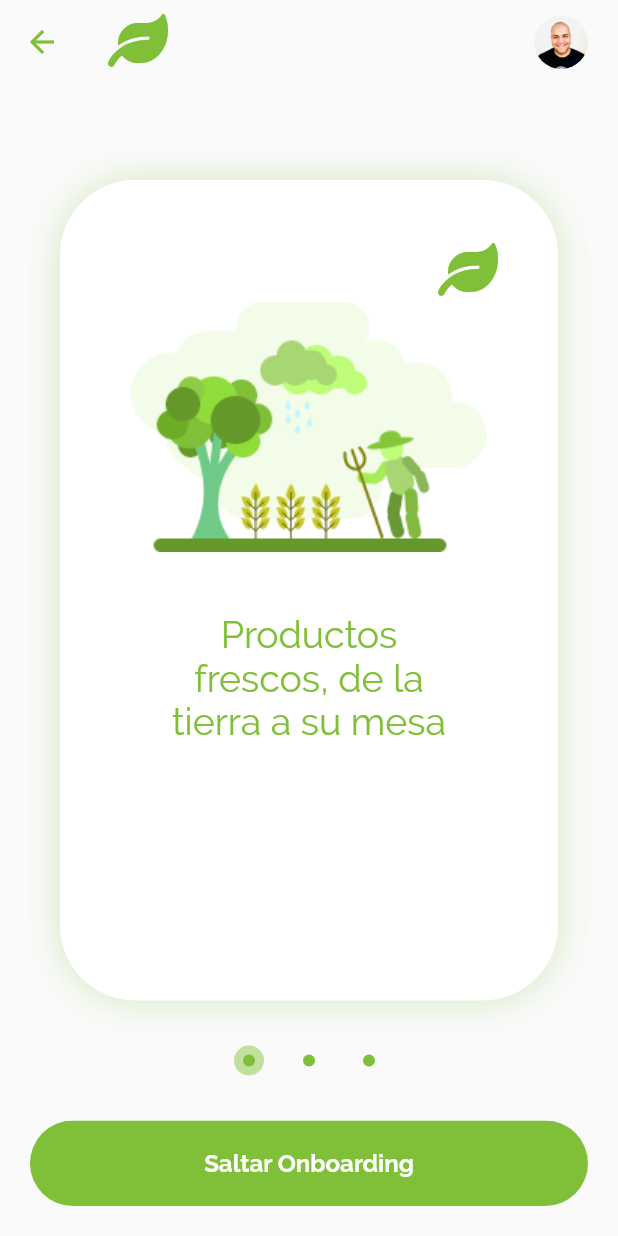
After one commit to romanejaquez/orilla_fresca_app, a Flutter app: the screen it shows after launch, after a tap on "Hacer Onboarding", on a phone screen of 412 x 824 dp. The commit adds this screen. Run offline on Flutter 3.47's test engine with Material 2 defaults, Android fonts, the phone set to English and light mode, and no system bars.

Commit message:
s1e6 - onboarding page

```diff
--- a/lib/helpers/appcolors.dart
+++ b/lib/helpers/appcolors.dart
@@ -14,4 +14,5 @@ class AppColors {
   static const Color DARK_GREEN = Color(0xFF1B6948);
   static const Color DARKER_GREEN = Color(0xFF0B452C);
   static const Color HIGHTLIGHT_DEFAULT = Color(0xFF5A8E12);
+  static const Color LIGHTER_GREEN = Color(0xFFC1E09E);
 }
--- a/lib/helpers/utils.dart
+++ b/lib/helpers/utils.dart
@@ -1,12 +1,30 @@
 import 'package:orilla_fresca_app/helpers/unitenums.dart';
 import 'package:orilla_fresca_app/models/category.dart';
 import 'package:orilla_fresca_app/models/categorypart.dart';
+import 'package:orilla_fresca_app/models/onboardingcontent.dart';
 import 'package:orilla_fresca_app/models/subcategory.dart';
 
 import 'appcolors.dart';
 import 'iconhelper.dart';
 
 class Utils {
+  static List<OnboardingContent> getOnboarding() {
+    return [
+      OnboardingContent(
+        message: 'Productos\nfrescos, de la\ntierra a su mesa',
+        img: 'onboard1'
+      ),
+      OnboardingContent(
+        message: 'Carnes y embutidos\nfrescos y saludables\npara su deleite',
+        img: 'onboard2'
+      ),
+      OnboardingContent(
+        message: 'Adquiéralos desde\nla comodidad de su\ndispositivo móbil',
+        img: 'onboard3'
+      )
+    ];
+  }
+
   static List<Category> getMockedCategories() {
     return [
       Category(
--- a/lib/main.dart
+++ b/lib/main.dart
@@ -1,5 +1,4 @@
 import 'package:flutter/material.dart';
-import 'package:orilla_fresca_app/helpers/utils.dart';
 import 'package:orilla_fresca_app/pages/splashpage.dart';
 import 'package:orilla_fresca_app/pages/welcomepage.dart';
 
--- /dev/null
+++ b/lib/models/onboardingcontent.dart
@@ -0,0 +1,8 @@
+class OnboardingContent {
+  String message;
+  String img;
+
+  OnboardingContent({
+    this.message, this.img
+  });
+}
--- /dev/null
+++ b/lib/pages/onboardingpage.dart
@@ -0,0 +1,152 @@
+import 'package:flutter/material.dart';
+import 'package:orilla_fresca_app/helpers/appcolors.dart';
+import 'package:orilla_fresca_app/helpers/iconhelper.dart';
+import 'package:orilla_fresca_app/helpers/utils.dart';
+import 'package:orilla_fresca_app/models/onboardingcontent.dart';
+import 'package:orilla_fresca_app/pages/categorylistpage.dart';
+import 'package:orilla_fresca_app/widgets/iconfont.dart';
+import 'package:orilla_fresca_app/widgets/mainappbar.dart';
+import 'package:orilla_fresca_app/widgets/themebutton.dart';
+
+class OnboardingPage extends StatefulWidget {
+  @override
+  _OnboardingPageState createState() => _OnboardingPageState();
+}
+
+class _OnboardingPageState extends State<OnboardingPage> {
+  List<OnboardingContent> _content = Utils.getOnboarding();
+  int pageIndex = 0;
+  PageController _controller;
+
+  @override
+  void initState() {
+    super.initState();
+    _controller = PageController();
+  }
+
+  @override
+  void dispose() {
+    super.dispose();
+    _controller.dispose();
+  }
+
+  @override
+  Widget build(BuildContext context) {
+    return Scaffold(
+      appBar: MainAppBar(),
+      body: Container(
+        child: Column(
+          children: [
+            Expanded(
+              child: PageView(
+                controller: _controller,
+                onPageChanged: (int page) {
+                  setState(() {
+                    pageIndex = page;
+                  });
+                },
+                children: List.generate(
+                  _content.length,
+                  (index) =>
+                  Container(
+                    padding: EdgeInsets.all(40),
+                    margin: EdgeInsets.only(left: 40, right: 40, top: 40, bottom: 20),
+                    decoration: BoxDecoration(
+                      color: Colors.white,
+                      borderRadius: BorderRadius.circular(50),
+                      boxShadow: [
+                        BoxShadow(
+                          color: AppColors.MAIN_COLOR.withOpacity(0.3),
+                          blurRadius: 20,
+                          offset: Offset.zero
+                        )
+                      ]
+                    ),
+                    child: Column(
+                      children: [
+                        Expanded(
+                          child: Column(
+                            children: [
+                              Align(
+                                alignment: Alignment.topRight,
+                                child: IconFont(
+                                  color: AppColors.MAIN_COLOR,
+                                  iconName: IconFontHelper.LOGO,
+                                  size: 40
+                                ),
+                              ),
+                              Image.asset('assets/imgs/${_content[index].img}.png'),
+                              SizedBox(height: 40),
+                              Text(_content[index].message,
+                                textAlign: TextAlign.center,
+                                style: TextStyle(
+                                  color: AppColors.MAIN_COLOR,
+                                  fontSize: 25
+                                )
+                              )
+                            ],
+                          ),
+                        ),
+                        Visibility(
+                          visible: index == _content.length - 1,
+                          child: ThemeButton(
+                            onClick: () {
+                              Navigator.push(
+                                context,
+                                MaterialPageRoute(builder: (context) => CategoryListPage()));
+                            },
+                            label: 'Entrar Ahora!',
+                            color: AppColors.DARK_GREEN,
+                            highlight: AppColors.DARKER_GREEN,
+                          ),
+                        )
+                      ],
+                    )
+                  )
+                ),
+              )
+            ),
+            Row(
+              mainAxisAlignment: MainAxisAlignment.center,
+              children: List.generate(
+              _content.length,
+              (index) =>
+                GestureDetector(
+                  onTap: () {
+                    _controller.animateTo(
+                      MediaQuery.of(context).size.width * index,
+                      duration: Duration(milliseconds: 500),
+                      curve: Curves.easeInOut
+                    );
+                  },
+                  child: Container(
+                    width: 20,
+                    height: 20,
+                    margin: EdgeInsets.all(10),
+                    decoration: BoxDecoration(
+                      color: AppColors.MAIN_COLOR,
+                      borderRadius: BorderRadius.circular(50),
+                      border: Border.all(
+                        width: 6,
+                        color: pageIndex == index ? AppColors.LIGHTER_GREEN : Theme.of(context).canvasColor
+                      )
+                    ),
+                  ),
+                )
+              )
+            ),
+            SizedBox(height: 20),
+            ThemeButton(
+              onClick: () {
+                Navigator.push(
+                    context,
+                    MaterialPageRoute(builder: (context) => CategoryListPage()));
+              },
+              label: 'Saltar Onboarding'
+            )
+          ],
+        ),
+      )
+    );
+  }
+}
--- a/lib/pages/welcomepage.dart
+++ b/lib/pages/welcomepage.dart
@@ -4,6 +4,8 @@ import 'package:orilla_fresca_app/helpers/iconhelper.dart';
 import 'package:orilla_fresca_app/pages/categorylistpage.dart';
 import 'package:orilla_fresca_app/widgets/iconfont.dart';
 import 'package:orilla_fresca_app/widgets/themebutton.dart';
+
+import 'onboardingpage.dart';
 
 class WelcomePage extends StatelessWidget {
 
@@ -67,6 +69,15 @@ class WelcomePage extends StatelessWidget {
                     onClick: () {},
                   ),
                   ThemeButton(
+                    label: 'Hacer Onboarding',
+                    highlight: Colors.green[900],
+                    color: AppColors.DARK_GREEN,
+                    onClick: () {
+                      Navigator.push(context,
+                      MaterialPageRoute(builder: (context) => OnboardingPage()));
+                    },
+                  ),
+                  ThemeButton(
                     label: "Hacer Login",
                     labelColor: AppColors.MAIN_COLOR,
                     color: Colors.transparent,
```
Also changed, not shown: assets/imgs/onboard1.png (added), assets/imgs/onboard2.png (added), assets/imgs/onboard3.png (added).
